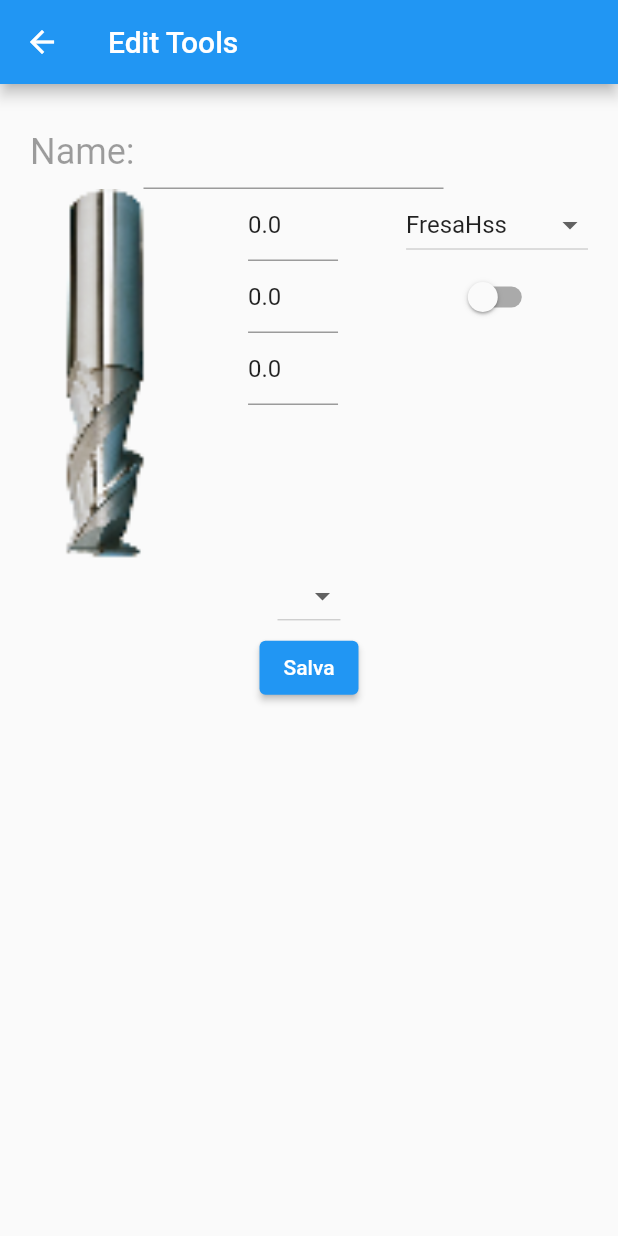
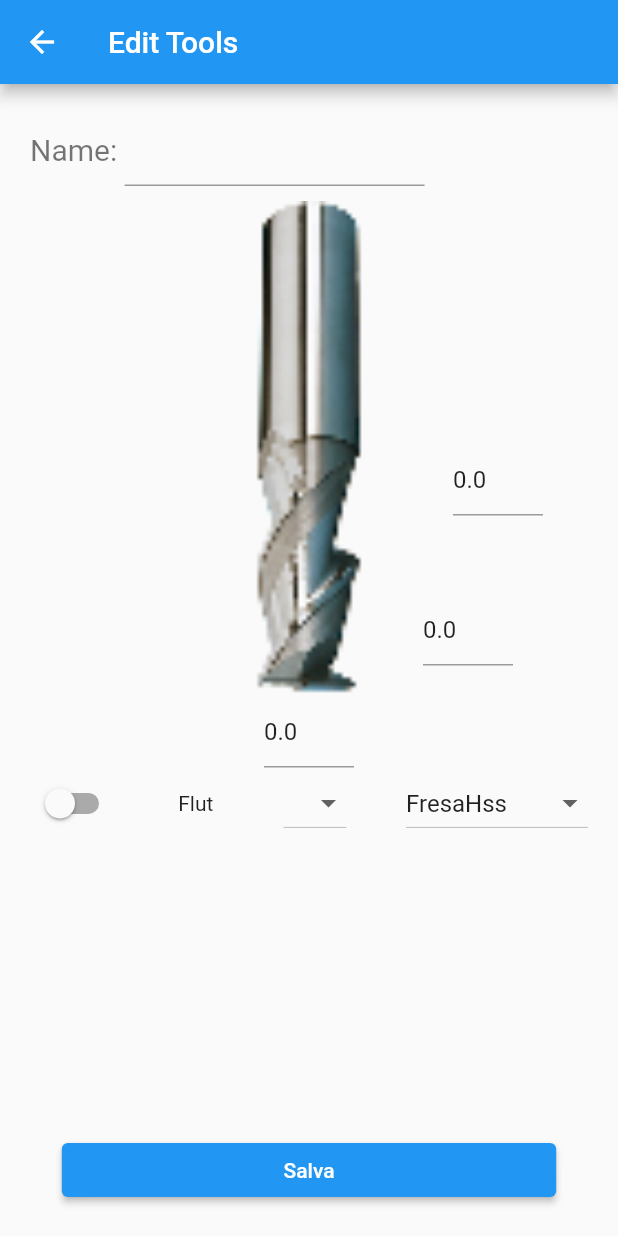
Before and after one commit to paolo-capellacci/progetto_309131, a Flutter app: the EditTool screen opened directly with empty values, on a phone screen of 412 x 824 dp. Run offline on Flutter 3.47's test engine with Material 2 defaults, Android fonts, the phone set to English and light mode, and no system bars; our stand-ins replace equatable, package_info, shared_preferences, sqflite; accounts and stored records are empty.

Commit message:
layout of the edit_page

```diff
--- a/lib/screens/edit_tool/edit_tool.dart
+++ b/lib/screens/edit_tool/edit_tool.dart
@@ -16,18 +16,14 @@ class EditTool extends StatefulWidget {
 }
 
 class _EditToolState extends State<EditTool> {
-  bool cool = true;
-  int _selectTeeth;
-
-  // int _selectMaterial;
-  FresaEnum _selectMaterialTool;
-
   TextEditingController _nameTC;
   TextEditingController _diameterTC;
   TextEditingController _sharpTC;
   TextEditingController _lengthTC;
-  //TextEditingController _materiaTC;
-  //TextEditingController _teethTC;
+
+  FresaEnum _selectMaterialTool;
+  int _selectTeeth;
+  bool _cool = true;
 
   @override
   void initState() {
@@ -36,11 +32,10 @@ class _EditToolState extends State<EditTool> {
     _diameterTC = TextEditingController(text: widget.tool.diameter.toString());
     _sharpTC = TextEditingController(text: widget.tool.sharp.toString());
     _lengthTC = TextEditingController(text: widget.tool.length.toString());
-    //_materiaTC = TextEditingController(text: widget.tool.material.toString());
-    //_teethTC = TextEditingController(text: widget.tool.teeth.toString());
+
+    _selectMaterialTool = widget.tool.material;
     _selectTeeth = widget.tool.teeth;
-    _selectMaterialTool = widget.tool.material;
-    cool = widget.tool.cool;
+    _cool = widget.tool.cool;
   }
 
   @override
@@ -58,95 +53,134 @@ class _EditToolState extends State<EditTool> {
               mainAxisAlignment: MainAxisAlignment.start,
               crossAxisAlignment: CrossAxisAlignment.center,
               children: [
+                /* name of the tool */
                 Row(
                   children: [
                     Container(
                       child: Text(
                         "Name: ",
                         style: TextStyle(
-                          color: Colors.black38,
-                          fontSize: 24,
+                          color: Colors.black54,
+                          fontSize: 20,
                         ),
                       ),
                     ),
                     Container(
                       width: 200,
                       child: TextFormField(
-                        style: TextStyle(color: Colors.black38, fontSize: 22),
+                        style: TextStyle(color: Colors.black54, fontSize: 20),
                         controller: _nameTC,
                       ),
                     ),
                   ],
                 ),
+                SizedBox(
+                  height: 10,
+                ),
 
-                Column(
+                /* image of the tool, cool and the label */
+                Stack(
+                  alignment: Alignment.topCenter,
                   children: [
-                    Row(
-                      mainAxisAlignment: MainAxisAlignment.spaceBetween,
-                      crossAxisAlignment: CrossAxisAlignment.start,
-                      children: [
-                        Row(
-                          //crossAxisAlignment: CrossAxisAlignment.start,
-                          mainAxisSize: MainAxisSize.min,
-                          children: [
+                    /* image tool */
                     Center(
-                            child: cool
+                      child: Container(
+                        height: MediaQuery.of(context).size.height * 0.4,
+                        //width: MediaQuery.of(context).size.width * 0.4,
+
+                        child: Image.asset(
+                          'assets/images/${_selectMaterialTool.image}',
+                          fit: BoxFit.fitHeight,
+                          alignment: Alignment.center,
+                          //height: MediaQuery.of(context).size.height * 0.3,
+                        ),
+                      ),
+                    ),
+
+                    /* image cool */
+                    Positioned(
+                      top: 80,
+                      left: 70,
+                      child: Container(
+                        height: MediaQuery.of(context).size.height * 0.25,
+                        width: MediaQuery.of(context).size.width * 0.15,
+                        child: _cool
                             ? new Container(
                                 child: Image.asset(
                                   'assets/images/coll.png',
                                   fit: BoxFit.fitWidth,
-                                alignment: Alignment.centerLeft,
-                                width: 20,
+                                  alignment: Alignment.center,
+                                  //height: MediaQuery.of(context).size.height * 0.15,
                                 ),
                               )
                             : new Container(),
                       ),
-                          /* Consumer<SelectMaterialNotifier>(builder: (BuildContext context, value, Widget child) {
-                          return Container(
-                              width: 100,
-                              child: Image.asset(
-                              'assets/images/${value.material.image}',
-                              fit: BoxFit.fitHeight,
-                              alignment: Alignment.center,
-                              height: MediaQuery.of(context).size.height * 0.3,
-                          ),);
-                        },),*/
-                          Container(
-                            width: 100,
-                            child: Image.asset(
-                              'assets/images/${_selectMaterialTool.image}',
-                              fit: BoxFit.fitHeight,
-                              alignment: Alignment.center,
-                              height: MediaQuery.of(context).size.height * 0.3,
                     ),
-                          ),
-                        ],),
-                        Column(
-                          children: [
-                            Container(
+                    Positioned(
+                      bottom: 120,
+                      right: 30,
+                      child: Container(
                         width: 60,
                         child: TextFormField(
                           controller: _lengthTC,
                         ),
                       ),
-                            Container(
+                    ),
+                    Positioned(
+                      bottom: 20,
+                      right: 50,
+                      child: Container(
                         width: 60,
                         child: TextFormField(
                           controller: _sharpTC,
                         ),
                       ),
+                    ),
+
+                    /* label of the data length, sharp, diameter */
+                  ],
+                ),
+
+                /* label diameter */
                 Container(
                   width: 60,
                   child: TextFormField(
                     controller: _diameterTC,
                   ),
                 ),
-                          ],
+                Row(
+                  mainAxisAlignment: MainAxisAlignment.spaceBetween,
+                  //crossAxisAlignment: CrossAxisAlignment.start,
+                  children: [
+                    Container(
+                      child: Switch(
+                        value: _cool,
+                        onChanged: (value) {
+                          setState(() {
+                            _cool = !_cool;
+                            print('cange the value $_cool');
+                          });
+                        },
+                        //activeTrackColor: Colors.lightGreenAccent,
+                        //activeColor: Colors.green,
                       ),
-                        Column(
-                          children: [
-
-                            /* menu for select the type of the material Tool */
+                    ),
+                    Text('Flut  '),
+                    Container(
+                      child: DropdownButton<int>(
+                          items: <int>[1, 2, 3, 4, 6, 8, 12]
+                              .map((e) => DropdownMenuItem<int>(
+                                  value: e, child: Text(e.toString())))
+                              .toList(),
+                          value: _selectTeeth,
+                          onChanged: (item) {
+                            print("selezionato ${item}");
+                            //context.read<EditTool>().createState()._teethTC;
+                            setState(() {
+                              _selectTeeth = item;
+                            });
+                          }),
+                    ),
                     DropdownButton<FresaEnum>(
                         items: FresaEnum.values
                             .map((e) => DropdownMenuItem<FresaEnum>(
@@ -159,44 +193,12 @@ class _EditToolState extends State<EditTool> {
                             _selectMaterialTool = item;
                           });
                         }),
-
-                            /* switch for activate and disactivate the cool */
-                            Switch(
-                              value: cool,
-                              onChanged: (value) {
-                                setState(() {
-                                cool = !cool;
-                                  print('cange the value $cool');
-                                });
-                              },
-                              //activeTrackColor: Colors.lightGreenAccent,
-                              //activeColor: Colors.green,
-                            ),
-                          ],
-                        )
                   ],
                 ),
-                  ],
-                ),
-
-                // TextField(
-                //   controller: nameTC,),
-                //SelectTeeth(),
-                DropdownButton<int>(
-                    items: <int>[1, 2, 3, 4, 6, 8, 12]
-                        .map((e) => DropdownMenuItem<int>(
-                            value: e, child: Text(e.toString())))
-                        .toList(),
-                    value: _selectTeeth,
-                    onChanged: (item) {
-                      print("selezionato ${item}");
-                      //context.read<EditTool>().createState()._teethTC;
-                      setState(() {
-                        _selectTeeth = item;
-                      });
-                    }),
-
-                ElevatedButton(
+                Spacer(),
+                Container(
+                  width: MediaQuery.of(context).size.width * 0.8,
+                  child: ElevatedButton(
                     child: Text('Salva'),
                     onPressed: () {
                       print('id: ${widget.tool.id} ');
@@ -211,8 +213,9 @@ class _EditToolState extends State<EditTool> {
                           //int.parse(_materiaTC.value.text),
                           _selectTeeth,
                           //int.parse(_teethTC.value.text),
-                        cool);
+                          _cool);
                     },
+                  ),
                 ),
               ],
             ),
@@ -222,7 +225,6 @@ class _EditToolState extends State<EditTool> {
     );
   }
 }
-
 
 class SelectMaterialToolNotifier extends ChangeNotifier {
   SelectMaterialToolNotifier(FresaEnum selectedMaterialTool) {
--- a/lib/screens/list_tools/list_page.dart
+++ b/lib/screens/list_tools/list_page.dart
@@ -72,17 +72,6 @@ class ListTools extends StatelessWidget {
                                           : new Container(),
                                     ),
 
-                                    /*
-
-                                    Container(
-                                      child: Image.asset(
-                                        'assets/images/coll.png',
-                                        fit: BoxFit.fitWidth,
-                                        alignment: Alignment.centerLeft,
-                                        width: 20,
-                                      ),
-                                   ),
-                                    */
 
                                     Container(
                                       child: Image.asset(
@@ -92,6 +81,9 @@ class ListTools extends StatelessWidget {
                                         height: 120,
                                       ),
                                     ),
+
+
+
                                     Container(
                                       margin: EdgeInsets.only(left: 20),
                                       child: Row(
```
Lines whose indentation alone changed are shown as unchanged.
